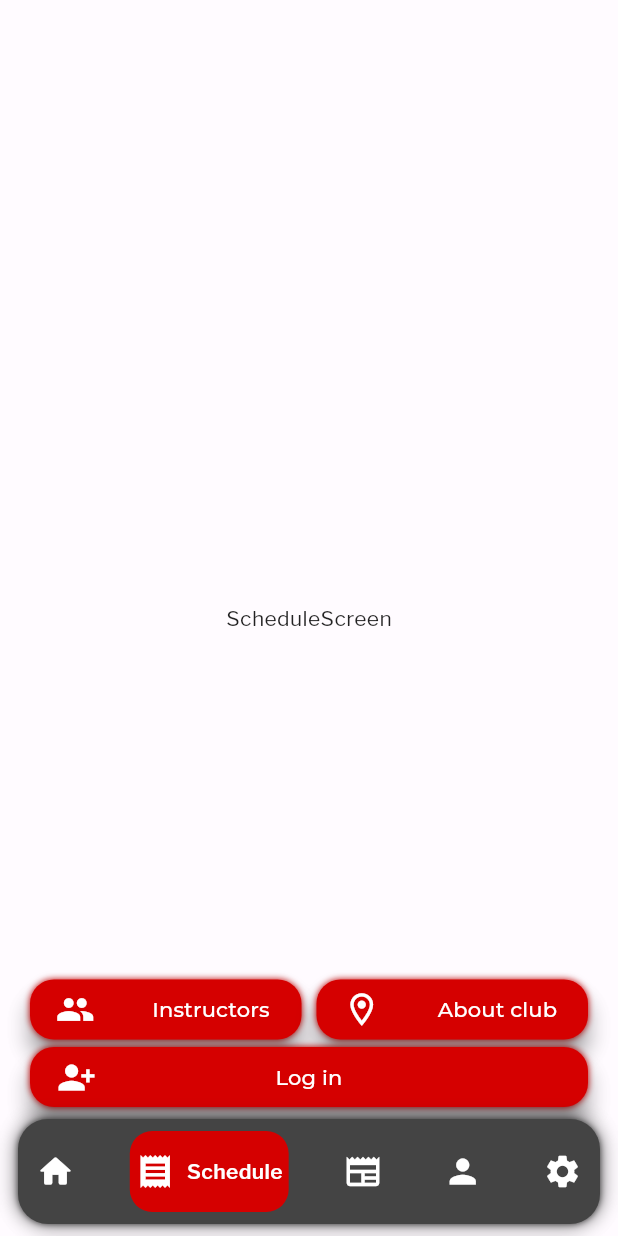
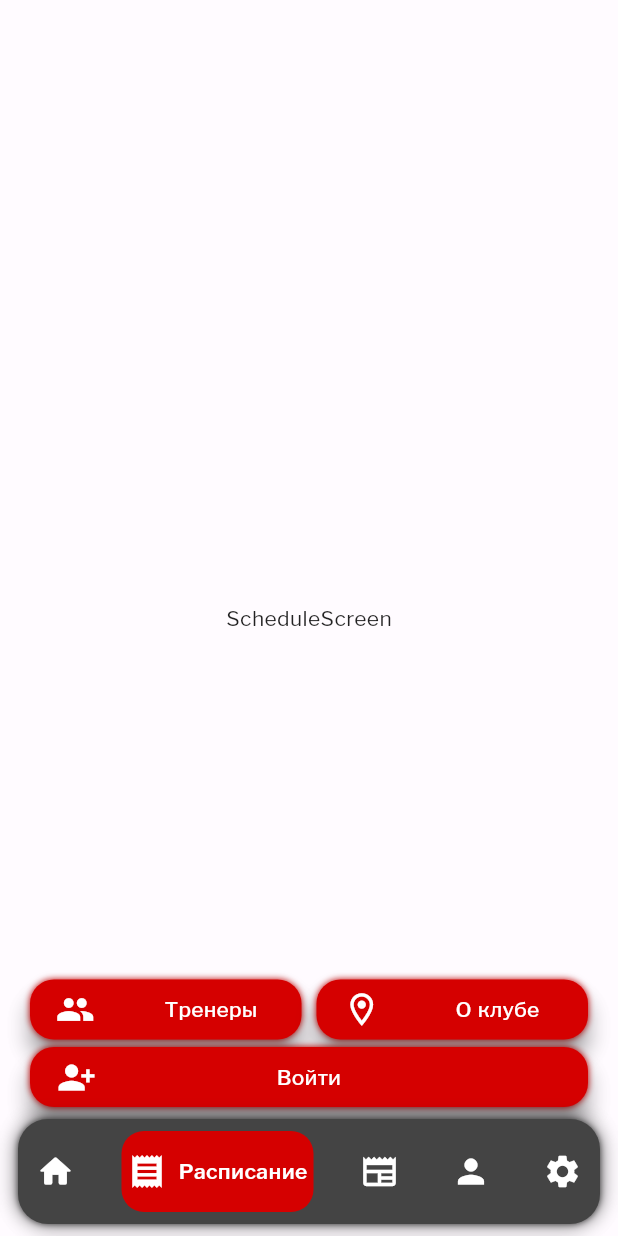
Before and after one commit to mdobriev/goroglyfitness_mmd, a Flutter app: the screen it shows after launch, item 2 of the bottom bar chosen, on a phone screen of 412 x 824 dp. Run offline on Flutter 3.47's test engine with Material 2 defaults, Android fonts, the phone set to English and light mode, and no system bars; drawn by our look-alikes of google_nav_bar; our stand-ins replace carousel_slider, dots_indicator, google_fonts, material_color_utilities; missing offline and left inert: dart:js; network calls fail.

Commit message:
changed language to russian

```diff
--- a/lib/src/screens/home_screen.dart
+++ b/lib/src/screens/home_screen.dart
@@ -63,7 +63,7 @@ class _HomeScreenState extends State<HomeScreen> {
               width: double.infinity,
               margin: EdgeInsets.fromLTRB(30, 30, 20, 10),
               child: Text(
-                'Upcoming trainings: ',
+                'Ближайшие тренировки: ',
                 textAlign: TextAlign.start,
                 style: TextStyle(
                   decoration: TextDecoration.underline,
--- a/lib/src/screens/initial_screen.dart
+++ b/lib/src/screens/initial_screen.dart
@@ -54,7 +54,7 @@ class _InitialScreenState extends State<InitialScreen> {
                     Expanded(
                       child: BottomFloatingActionButtonNotFull(
                         btnIcon: Icons.people,
-                        btnText: 'Instructors',
+                        btnText: 'Тренеры',
                       ),
                     ),
                     SizedBox(
@@ -63,7 +63,7 @@ class _InitialScreenState extends State<InitialScreen> {
                     Expanded(
                       child: BottomFloatingActionButtonNotFull(
                         btnIcon: Icons.location_on_outlined,
-                        btnText: 'About club',
+                        btnText: 'О клубе',
                       ),
                     ),
                   ],
@@ -75,7 +75,7 @@ class _InitialScreenState extends State<InitialScreen> {
                 margin: EdgeInsets.symmetric(horizontal: 20),
                 child: BottomFloatingActionButton(
                   btnIcon: Icons.person_add_alt_1,
-                  btnText: 'Log in',
+                  btnText: 'Войти',
                 ),
               ),
               Container(
@@ -113,23 +113,23 @@ class _InitialScreenState extends State<InitialScreen> {
                           tabs: const [
                             GButton(
                               icon: Icons.home_rounded,
-                              text: 'Home',
+                              text: 'Главная',
                             ),
                             GButton(
                               icon: Icons.receipt,
-                              text: 'Schedule',
+                              text: 'Расписание',
                             ),
                             GButton(
                               icon: Icons.newspaper,
-                              text: 'News',
+                              text: 'Новости',
                             ),
                             GButton(
                               icon: Icons.person,
-                              text: 'Profile',
+                              text: 'Профиль',
                             ),
                             GButton(
                               icon: Icons.settings,
-                              text: 'Settings',
+                              text: 'Настройки',
                             ),
                           ],
                           selectedIndex: _selectedIndex,
--- a/lib/src/widgets/current_workload.dart
+++ b/lib/src/widgets/current_workload.dart
@@ -37,7 +37,7 @@ class CurrentWorkload extends StatelessWidget {
                 style: TextStyle(color: Colors.white),
               ),
               Text(
-                'Current workload',
+                'Текущая загруженность',
                 style: TextStyle(color: Colors.white),
               ),
             ],
--- a/lib/src/widgets/training_info_card.dart
+++ b/lib/src/widgets/training_info_card.dart
@@ -36,7 +36,7 @@ class TrainingInfoCard extends StatelessWidget {
                 children: [
                   // Day
                   Text(
-                    'Today',
+                    'Сегодня',
                     style: TextStyle(fontWeight: FontWeight.bold),
                   ),
                   // Time
@@ -62,13 +62,13 @@ class TrainingInfoCard extends StatelessWidget {
                       SizedBox(
                         width: 20,
                       ),
-                      Text('Zinedine Zidane')
+                      Text('Дурды Гоков')
                     ],
                   ),
                 ],
               ),
               Text(
-                'Pilates',
+                'Пилатес',
                 style: TextStyle(
                   color: Colors.black,
                   fontWeight: FontWeight.bold,
```
Also changed, not shown: lib/src/widgets/choose_club_btn.dart (+29 -10 lines).
